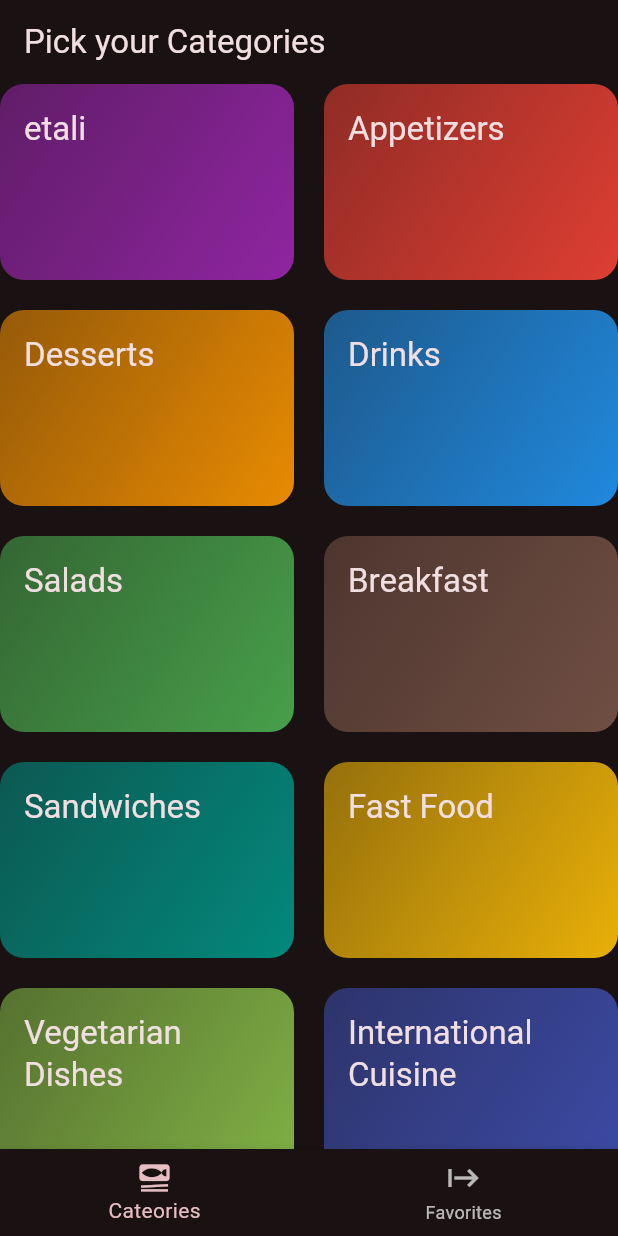
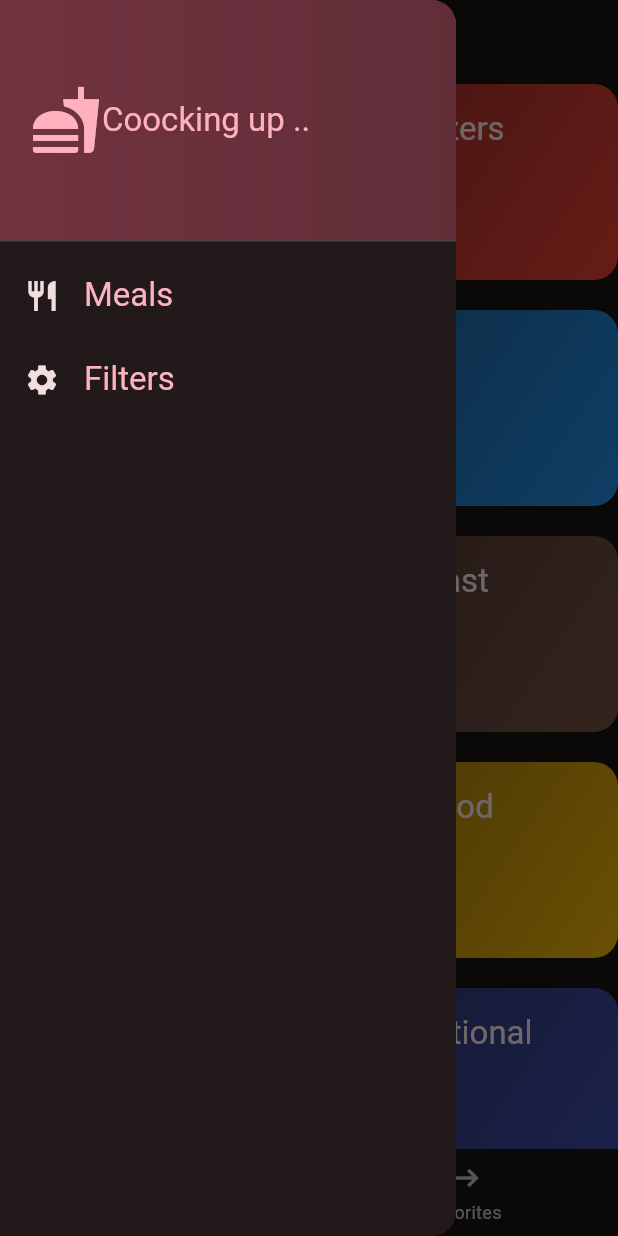
Before and after one commit to murtady/App4_Restaurant_Flutter, a Flutter app: the screen it shows after launch, with the side drawer open (before the commit the screen has no drawer), on a phone screen of 412 x 824 dp. Run offline on Flutter 3.47's test engine with Material 3 defaults, Android fonts, the phone set to English and light mode, and no system bars; our stand-ins replace flutter_riverpod, google_fonts, transparent_image; Roboto replaces fonts that are missing (Lateef); key blocks and very long unbroken strings in the code were emptied for the run.

Commit message:
Initial commit

```diff
--- a/lib/data/dummy_data.dart
+++ b/lib/data/dummy_data.dart
@@ -311,7 +311,7 @@ final  List<Meal> dummyMeals = [
     affordability: Affordability.pricey,
     isGlutenFree: false,
     isLactoseFree: false,
-    isVegan: false,
+    isVegan:true,
     isVegetarian: false,
     isVeterarian: false,
   ),
--- a/lib/main.dart
+++ b/lib/main.dart
@@ -2,9 +2,11 @@
 import 'package:app4/screens/tabs_screen.dart';
 import 'package:flutter/material.dart';
 import 'package:google_fonts/google_fonts.dart';
+// ignore: depend_on_referenced_packages
+import 'package:flutter_riverpod/flutter_riverpod.dart';
 
 void main() {
-  runApp(const MyApp());
+  runApp(ProviderScope(child:   MyApp()));
 }
 
 class MyApp extends StatelessWidget {
--- /dev/null
+++ b/lib/provider/filters_provider.dart
@@ -0,0 +1,43 @@
+
+import 'package:app4/models/meal.dart';
+import 'package:app4/provider/favortes_provider.dart';
+import 'package:flutter_riverpod/flutter_riverpod.dart';
+enum Filter{
+  glutenFree,
+  lactoseFree,
+  vegan,
+  // ignore: constant_identifier_names
+  Vegetarian,
+}
+
+class FiltersNotifier extends StateNotifier<Map<Filter,bool>>{
+FiltersNotifier():super({
+   Filter.glutenFree: false,
+  Filter.lactoseFree: false,
+  Filter.vegan: false,
+  Filter.Vegetarian: false,
+})
+
+
+;
+void setFilters(Map< Filter,bool  >chodenFilters) {
+
+
+state= chodenFilters;
+
+    }
+
+ void setFilter(Filter filter,bool  isActive) {
+
+
+state={...state,filter:isActive};
+
+    }
+  }
+
+
+
+// ignore: prefer_function_declarations_over_variables
+final filtersProvider=StateNotifierProvider<FiltersNotifier,Map<Filter,bool>>((ref){
+  return FiltersNotifier() ;
+});
--- /dev/null
+++ b/lib/provider/meals_provider.dart
@@ -0,0 +1,7 @@
+import 'package:app4/data/dummy_data.dart';
+import 'package:app4/screens/meal_detail_screen.dart';
+import 'package:flutter_riverpod/flutter_riverpod.dart';
+
+final mealsProvider=Provider((ref){
+  return dummyMeals;
+});
--- a/lib/screens/categories_screen.dart
+++ b/lib/screens/categories_screen.dart
@@ -5,8 +5,12 @@ import 'package:flutter/material.dart';
 import '../data/dummy_data.dart';
 
 class CategoriesScreen extends StatelessWidget {
-  const CategoriesScreen({super.key, required this.onTaggleFavorite});
-  final void Function(Meal meal) onTaggleFavorite;
+ const CategoriesScreen({super.key,
+ // required this.onTaggleFavorite,
+ required this.availableMeals
+ });
+ // final void Function(Meal meal) onTaggleFavorite;
+   final List<Meal> availableMeals;
 
   @override
   Widget build(BuildContext context) {
@@ -22,7 +26,8 @@ class CategoriesScreen extends StatelessWidget {
           CategoryGridItem(
             category: category,
          meals: [],
-            onTaggleFavorite: onTaggleFavorite,
+           // onTaggleFavorite: onTaggleFavorite,
+            availableMeals:availableMeals
           ),
       ],
     );
--- a/lib/screens/tabs_screen.dart
+++ b/lib/screens/tabs_screen.dart
@@ -1,54 +1,126 @@
 import 'package:app4/models/meal.dart';
+import 'package:app4/provider/favortes_provider.dart';
+import 'package:app4/provider/filters_provider.dart';
+import 'package:app4/provider/meals_provider.dart';
 import 'package:app4/screens/categories_screen.dart';
+import 'package:app4/screens/filters_screen.dart';
 import 'package:app4/screens/meals_screen.dart';
+import 'package:app4/widgets/main_drawer.dart';
 import 'package:flutter/material.dart';
+import 'package:flutter_riverpod/flutter_riverpod.dart';
 
-class TabsScreen extends StatefulWidget {
+// const kInitialFilter = {
+//   Filter.glutenFree: false,
+//   Filter.lactoseFree: false,
+//   Filter.vegan: false,
+//   Filter.Vegetarian: false,
+// };
+
+class TabsScreen extends ConsumerStatefulWidget {
   const TabsScreen({super.key});
 
   @override
-  State<TabsScreen> createState() => _TabsScreenState();
+  // ignore: override_on_non_overriding_member
+  ConsumerState<TabsScreen> createState() => _TabsScreenState();
 }
 
-class _TabsScreenState extends State<TabsScreen> {
+class _TabsScreenState extends ConsumerState<TabsScreen> {
   int _selectedPageIndex = 0;
-  final List<Meal> _favoriteMeal = [];
+
+  //final List<Meal> _favoriteMeal = [];
+  //Map<Filter, bool> _selectedFilters = kInitialFilter;
+
+  // void _showInfoMessage(String message) {
+  //   ScaffoldMessenger.of(context).clearSnackBars();
+  //   ScaffoldMessenger.of(
+  //     context,
+  //   ).showSnackBar(SnackBar(content: Text(message)));
+  // }
+
+  void _setScreen(String identifier) {
+    if (identifier == "filters") {
+      Navigator.of(context).pop();
+      Navigator.push(
+        context,
+        MaterialPageRoute(
+          builder: (ctx) => FiltersScreen(
+            //currentFilters: _selectedFilters
+            ),
+        ),
+  //     ).then(
+  //       (value) => setState(() => _selectedFilters = value ?? kInitialFilter),
+      );
+  //   } else {
+  //     Navigator.of(context).pop();
+   }
+
+
   //التبديل مثثثل المفتاح
-  void _toggleMealFavoriteStatus(Meal meal) {
-    final isExisting = _favoriteMeal.contains(meal);
-    if (isExisting) {
-      setState(() {
-        _favoriteMeal.remove(meal);
-      });
-    } else{
-      setState(() {
-        _favoriteMeal.add(meal);
-      });
+  // void _toggleMealFavoriteStatus(Meal meal) {
+  //   final isExisting = _favoriteMeal.contains(meal);
+  //   if (isExisting) {
+  //     setState(() {
+  //       _favoriteMeal.remove(meal);
+  //     });
+  //     _showInfoMessage("Meal is no longer a favorite.");
+  //   } else {
+  //     setState(() {
+  //       _favoriteMeal.add(meal);
+  //       _showInfoMessage("Meal is  longer a favorite.");
+  //     });
+  //   }
+  // }
+
     }
-  }
-
   void _selectedPage(int index) {
-    setState(() {
-      _selectedPageIndex = index;
-    });
+    // setState(() {
+    //   _selectedPageIndex = index;
+    // });
+   // _showInfoMessage("Marked as a favorite!");
   }
 
   @override
   Widget build(BuildContext context) {
+    final meals = ref.watch(mealsProvider);
+ final activeFilters=ref.watch(filtersProvider);
+
+
+
+    final List<Meal> availableMeals =
+        meals.where((meal) {
+          if (activeFilters[Filter.glutenFree]! && !meal.isGlutenFree) {
+            return false;
+          }
+          if (activeFilters[Filter.lactoseFree]! && !meal.isLactoseFree) {
+            return false;
+          }
+          if (activeFilters[Filter.vegan]! && !meal.isVegan) {
+            return false;
+          }
+          if (activeFilters[Filter.Vegetarian]! && !meal.isVegetarian) {
+            return false;
+          }
+          return true;
+        }).toList();
     Widget activepage = CategoriesScreen(
-      onTaggleFavorite: _toggleMealFavoriteStatus,);
+      //onTaggleFavorite: _toggleMealFavoriteStatus,
+      availableMeals: availableMeals,
+    );
     var actionsPageTitle = 'Pick your Categories';
     if (_selectedPageIndex == 1) {
-      activepage = MealsScreen
-      (
-        meals:_favoriteMeal,
-      onTaggleFavorite: _toggleMealFavoriteStatus);
+      final List<Meal> favoriteMeal=
+      ref.watch(favoritesMealsProvider);
+      activepage = MealsScreen(
+        meals: favoriteMeal,
+       // onTaggleFavorite: _toggleMealFavoriteStatus,
+      );
       actionsPageTitle = 'Favorites';
     }
     return Scaffold(
-      appBar: AppBar(
-        title: Text(actionsPageTitle)),
+      appBar: AppBar(title: Text(actionsPageTitle)),
+
       body: activepage,
+      drawer: MainDrawer(onSelectScreen: _setScreen),
       bottomNavigationBar: BottomNavigationBar(
         onTap: _selectedPage,
         currentIndex: _selectedPageIndex,
@@ -57,8 +129,7 @@ class _TabsScreenState extends State<TabsScreen> {
             icon: Icon(Icons.set_meal),
             label: 'Cateories',
           ),
-          BottomNavigationBarItem(icon: Icon(Icons.start),
-           label: 'Favorites'),
+          BottomNavigationBarItem(icon: Icon(Icons.start), label: 'Favorites'),
         ],
       ),
     );
--- a/lib/widgets/category_grid_item.dart
+++ b/lib/widgets/category_grid_item.dart
@@ -1,9 +1,9 @@
 // ignore_for_file: deprecated_member_use, duplicate_ignore
 
-import 'package:app4/data/dummy_data.dart';
-import 'package:app4/models/category.dart';
-import 'package:app4/models/meal.dart';
-import 'package:app4/screens/meals_screen.dart';
+// import 'package:app4/data/dummy_data.dart';
+import '../models/category.dart';
+import '../models/meal.dart';
+import '../screens/meals_screen.dart';
 import 'package:flutter/material.dart';
 
 class CategoryGridItem extends StatelessWidget {
@@ -11,21 +11,23 @@ class CategoryGridItem extends StatelessWidget {
     super.key,
     required this.category,
     required this.meals,
-    required this.onTaggleFavorite,
+   // required this.onTaggleFavorite,
+     required this.availableMeals,
   });
   //استقبال
   final Category category;
   final List<Meal> meals;
-  final void Function(Meal meal) onTaggleFavorite;
+  //final void Function(Meal meal) onTaggleFavorite;
+  final List<Meal>availableMeals;
   @override
   Widget build(BuildContext context) {
     return InkWell(
       // ignore: unused_local_variable
       onTap: () {
         // ignore: unused_local_variable
-        final filteredMeal =
+        final List<Meal> filteredMeal =
             //البحث عن التطابق
-            dummyMeals
+            availableMeals
                 .where((meal) => meal.categories.contains(category.id))
                 .toList();
         Navigator.of(context).push(
@@ -33,7 +35,7 @@ class CategoryGridItem extends StatelessWidget {
             builder:
                 (ctx) => MealsScreen(
                   meals: filteredMeal,
-                  onTaggleFavorite: onTaggleFavorite,
+                  //onTaggleFavorite: onTaggleFavorite,
                 ),
           ),
         );
--- /dev/null
+++ b/lib/widgets/main_drawer.dart
@@ -0,0 +1,82 @@
+// ignore_for_file: deprecated_member_use
+
+// import 'package:app4/screens/filters_screen.dart';
+import 'package:flutter/material.dart';
+
+class MainDrawer extends StatelessWidget {
+  const MainDrawer({super.key, required this.onSelectScreen});
+  //
+  final void Function(String identifier) onSelectScreen;
+
+  @override
+  Widget build(BuildContext context) {
+    return Drawer(
+
+        child: Column(
+          children: [
+            DrawerHeader(
+              padding: EdgeInsets.all(20),
+              decoration: BoxDecoration(
+                gradient: LinearGradient(
+                  colors: [
+                    Theme.of(context).colorScheme.primaryContainer,
+                    Theme.of(
+                      context,
+                    ).colorScheme.primaryContainer.withOpacity(0.8),
+                  ],
+                ),
+              ),
+              child: Row(
+                children: [
+                  Icon(
+                    Icons.fastfood,
+                    size: 48,
+                    color: Theme.of(context).colorScheme.primary,
+                  ),
+                  Text(
+                    "Coocking up ..",
+                    style: Theme.of(context).textTheme.titleLarge!.copyWith(
+                      color: Theme.of(context).colorScheme.primary,
+                    ),
+                  ),
+                ],
+              ),
+            ),
+            ListTile(
+              onTap: () {
+                onSelectScreen("meals");
+              },
+
+              leading: Icon(
+                Icons.restaurant,
+                color: Theme.of(context).colorScheme.onBackground,
+              ),
+              title: Text(
+                "Meals",
+                style: Theme.of(context).textTheme.titleLarge!.copyWith(
+                  color: Theme.of(context).colorScheme.primary,
+                ),
+              ),
+            ),
+
+            ListTile(
+              onTap: () {
+                onSelectScreen("filters");
+              },
+
+              leading: Icon(
+                Icons.settings,
+                color: Theme.of(context).colorScheme.onBackground,
+              ),
+              title: Text(
+                "Filters",
+                style: Theme.of(context).textTheme.titleLarge!.copyWith(
+                  color: Theme.of(context).colorScheme.primary,
+                ),
+              ),
+            ),
+          ],
+        ),
+      );
+  }
+}
--- a/pubspec.yaml
+++ b/pubspec.yaml
@@ -19,6 +19,9 @@ dependencies:
   cupertino_icons: ^1.0.8
   google_fonts: ^6.2.1
   transparent_image: ^2.0.1
+  provider: ^6.1.5
+  riverpod: ^2.6.1
+  flutter_riverpod: ^2.6.1
 
 dev_dependencies:
   flutter_test:
```
Also changed, not shown: lib/provider/favortes_provider.dart (added, +34 -0 lines), lib/screens/filters_screen.dart (added, +155 -0 lines), lib/screens/meal_detail_screen.dart (+26 -6 lines), lib/screens/meals_screen.dart (+4 -3 lines), pubspec.lock.
